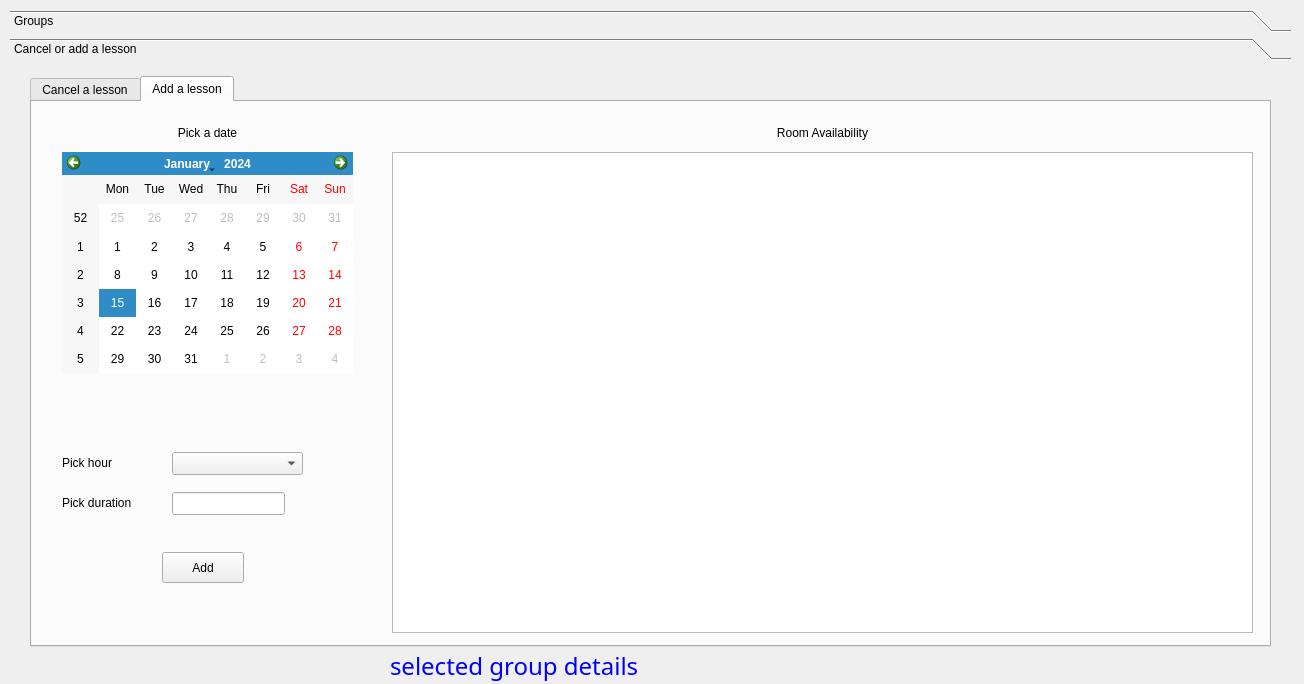
MrRisoni/Gauss, file General/showgroupsdialog.ui: the form before one commit.
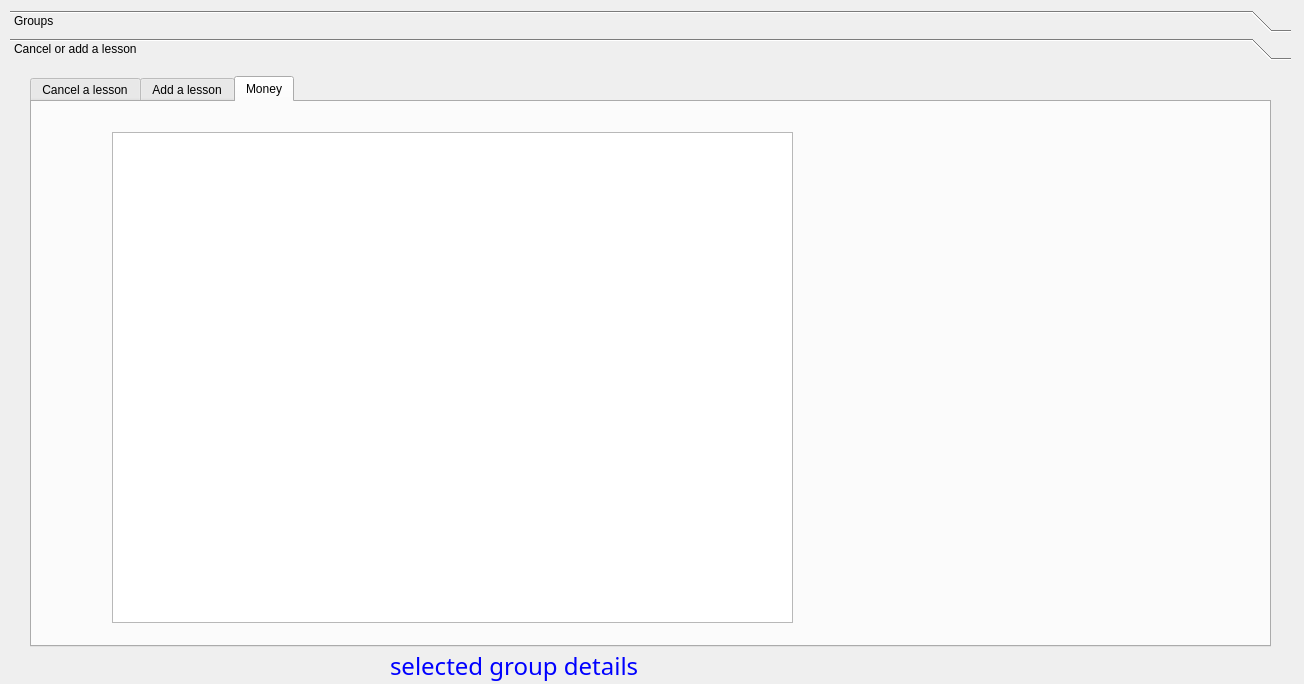
The form after the commit. The open tabs and pages were chosen to show the change.

The edit to the form file:
```diff
--- a/General/showgroupsdialog.ui
+++ b/General/showgroupsdialog.ui
@@ -98,7 +98,7 @@
       </rect>
      </property>
      <property name="currentIndex">
-      <number>1</number>
+      <number>2</number>
      </property>
      <widget class="QWidget" name="tab">
       <attribute name="title">
@@ -316,6 +316,33 @@
        </property>
       </widget>
      </widget>
+     <widget class="QWidget" name="tab_3">
+      <attribute name="title">
+       <string>Money</string>
+      </attribute>
+      <widget class="QTableView" name="tableGroupSchulden">
+       <property name="geometry">
+        <rect>
+         <x>80</x>
+         <y>30</y>
+         <width>681</width>
+         <height>491</height>
+        </rect>
+       </property>
+       <property name="editTriggers">
+        <set>QAbstractItemView::NoEditTriggers</set>
+       </property>
+       <property name="alternatingRowColors">
+        <bool>true</bool>
+       </property>
+       <property name="selectionMode">
+        <enum>QAbstractItemView::NoSelection</enum>
+       </property>
+       <property name="selectionBehavior">
+        <enum>QAbstractItemView::SelectRows</enum>
+       </property>
+      </widget>
+     </widget>
     </widget>
    </widget>
   </widget>
```
Left out of the diff: 2 changed lines with no effect on the pictures.
